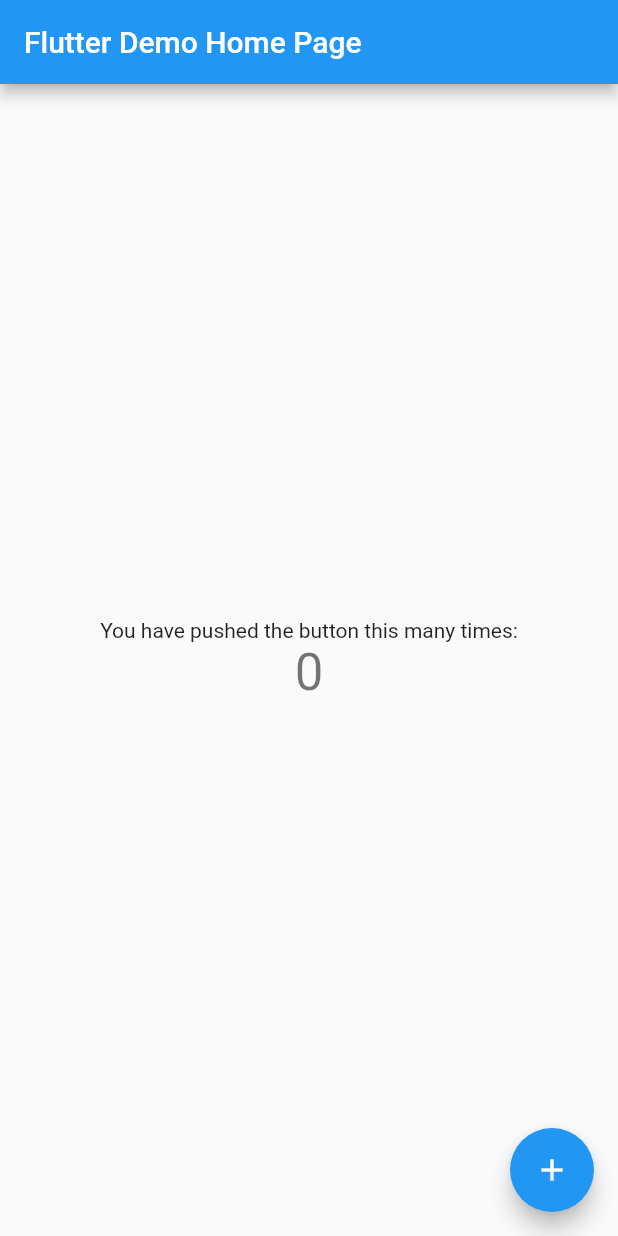
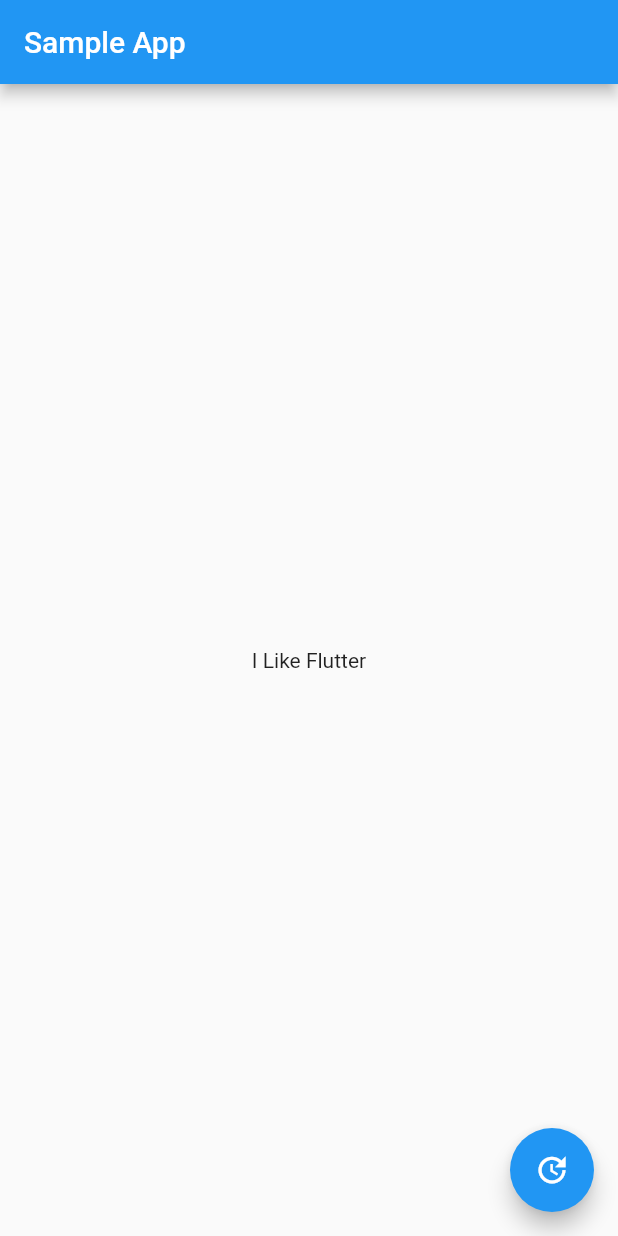
Before and after one commit to mi729/must_watch, a Flutter app: the screen it shows after launch, on a phone screen of 412 x 824 dp. Run offline on Flutter 3.47's test engine with Material 2 defaults, Android fonts, the light colour scheme and no system bars.

Commit message:
StatefulWidgetで動的なテキストを作成

```diff
--- a/lib/main.dart
+++ b/lib/main.dart
@@ -5,25 +5,12 @@
 }
 
 class MyApp extends StatelessWidget {
-  // This widget is the root of your application.
   @override
   Widget build(BuildContext context) {
     return MaterialApp(
       title: 'Flutter Demo',
       theme: ThemeData(
-        // This is the theme of your application.
-        //
-        // Try running your application with "flutter run". You'll see the
-        // application has a blue toolbar. Then, without quitting the app, try
-        // changing the primarySwatch below to Colors.green and then invoke
-        // "hot reload" (press "r" in the console where you ran "flutter run",
-        // or simply save your changes to "hot reload" in a Flutter IDE).
-        // Notice that the counter didn't reset back to zero; the application
-        // is not restarted.
         primarySwatch: Colors.blue,
-        // This makes the visual density adapt to the platform that you run
-        // the app on. For desktop platforms, the controls will be smaller and
-        // closer together (more dense) than on mobile platforms.
         visualDensity: VisualDensity.adaptivePlatformDensity,
       ),
       home: MyHomePage(title: 'Flutter Demo Home Page'),
@@ -34,15 +21,6 @@
 class MyHomePage extends StatefulWidget {
   MyHomePage({Key key, this.title}) : super(key: key);
 
-  // This widget is the home page of your application. It is stateful, meaning
-  // that it has a State object (defined below) that contains fields that affect
-  // how it looks.
-
-  // This class is the configuration for the state. It holds the values (in this
-  // case the title) provided by the parent (in this case the App widget) and
-  // used by the build method of the State. Fields in a Widget subclass are
-  // always marked "final".
-
   final String title;
 
   @override
@@ -50,68 +28,26 @@
 }
 
 class _MyHomePageState extends State<MyHomePage> {
-  int _counter = 0;
-
-  void _incrementCounter() {
+  String textToShow = "I Like Flutter";
+  void _updateText() {
     setState(() {
-      // This call to setState tells the Flutter framework that something has
-      // changed in this State, which causes it to rerun the build method below
-      // so that the display can reflect the updated values. If we changed
-      // _counter without calling setState(), then the build method would not be
-      // called again, and so nothing would appear to happen.
-      _counter++;
+      // update the text
+      textToShow = "Flutter is Awesome!";
     });
   }
 
   @override
   Widget build(BuildContext context) {
-    // This method is rerun every time setState is called, for instance as done
-    // by the _incrementCounter method above.
-    //
-    // The Flutter framework has been optimized to make rerunning build methods
-    // fast, so that you can just rebuild anything that needs updating rather
-    // than having to individually change instances of widgets.
     return Scaffold(
       appBar: AppBar(
-        // Here we take the value from the MyHomePage object that was created by
-        // the App.build method, and use it to set our appbar title.
-        title: Text(widget.title),
+        title: Text("Sample App"),
       ),
-      body: Center(
-        // Center is a layout widget. It takes a single child and positions it
-        // in the middle of the parent.
-        child: Column(
-          // Column is also a layout widget. It takes a list of children and
-          // arranges them vertically. By default, it sizes itself to fit its
-          // children horizontally, and tries to be as tall as its parent.
-          //
-          // Invoke "debug painting" (press "p" in the console, choose the
-          // "Toggle Debug Paint" action from the Flutter Inspector in Android
-          // Studio, or the "Toggle Debug Paint" command in Visual Studio Code)
-          // to see the wireframe for each widget.
-          //
-          // Column has various properties to control how it sizes itself and
-          // how it positions its children. Here we use mainAxisAlignment to
-          // center the children vertically; the main axis here is the vertical
-          // axis because Columns are vertical (the cross axis would be
-          // horizontal).
-          mainAxisAlignment: MainAxisAlignment.center,
-          children: <Widget>[
-            Text(
-              'You have pushed the button this many times:',
-            ),
-            Text(
-              '$_counter',
-              style: Theme.of(context).textTheme.headline4,
-            ),
-          ],
-        ),
+      body: Center(child: Text(textToShow)),
+      floatingActionButton: FloatingActionButton(
+        onPressed: _updateText,
+        tooltip: 'Update Text',
+        child: Icon(Icons.update),
       ),
-      floatingActionButton: FloatingActionButton(
-        onPressed: _incrementCounter,
-        tooltip: 'Increment',
-        child: Icon(Icons.add),
-      ), // This trailing comma makes auto-formatting nicer for build methods.
     );
   }
 }
```
